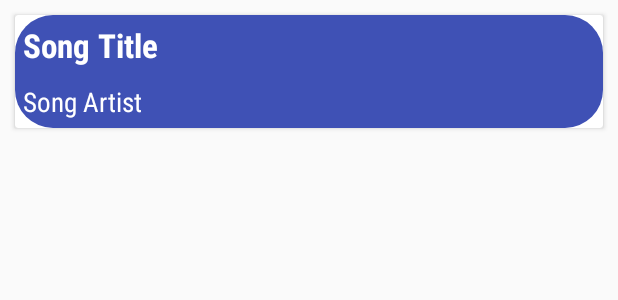
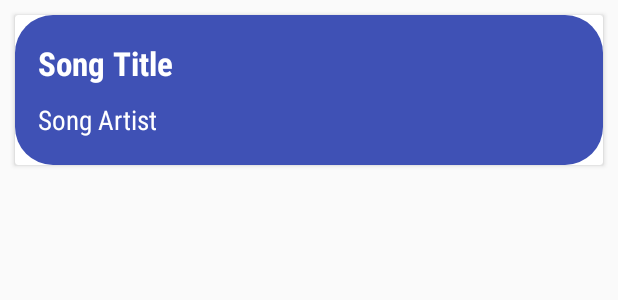
Before and after one commit to MwangiMuriuki/TabbedApp, an Android app: the layout fragment_songs.xml on its own in the app's theme, with its tools: preview values and no code run, on a phone screen of 412 x 824 dp. Shown: the top 300 px of the screen. Run offline under Robolectric (Android 15) with nearby library versions, the phone set to English and light mode, and no system bars.

Commit message:
Data Retreival trial 7 - FireStore 2

```diff
--- a/app/build.gradle
+++ b/app/build.gradle
@@ -37,7 +37,6 @@ dependencies {
     compile 'com.google.firebase:firebase-firestore:11.4.2'
     compile 'com.firebaseui:firebase-ui-firestore:3.0.0'
 
-
 }
 
 
--- a/app/src/main/java/com/example/a001759/tabbedapp/BlankFragment.java
+++ b/app/src/main/java/com/example/a001759/tabbedapp/BlankFragment.java
@@ -51,7 +51,7 @@ public class BlankFragment extends Fragment {
         // Inflate the layout for this fragment
         View v = inflater.inflate(R.layout.songs_recycler_view, container, false);
 
-        LinearLayoutManager linearLayoutManager = new LinearLayoutManager(getActivity());
+        LinearLayoutManager linearLayoutManager = new LinearLayoutManager(getContext());
 
         rView = v.findViewById(R.id.recycler_view);
         rView.setLayoutManager(linearLayoutManager);
--- a/app/src/main/java/com/example/a001759/tabbedapp/MainActivity.java
+++ b/app/src/main/java/com/example/a001759/tabbedapp/MainActivity.java
@@ -24,7 +24,7 @@ public class MainActivity extends AppCompatActivity {
             switch (item.getItemId()) {
                 case R.id.navigation_song_list:
 
-                    ft.replace(R.id.content, new BlankFragment()).commit();
+                    ft.replace(R.id.content, new FragmentSongs()).commit();
 
                     return true;
 
--- a/app/src/main/res/layout/fragment_songs.xml
+++ b/app/src/main/res/layout/fragment_songs.xml
@@ -1,7 +1,7 @@
 <android.support.v7.widget.CardView xmlns:android="http://schemas.android.com/apk/res/android"
     xmlns:tools="http://schemas.android.com/tools"
     android:layout_width="match_parent"
-    android:layout_height="wrap_content"
+    android:layout_height="100dp"
     tools:context="com.example.a001759.tabbedapp.FragmentSongs"
     android:layout_margin="10dp"
     android:orientation="vertical">
@@ -17,7 +17,8 @@
             android:layout_width="match_parent"
             android:layout_height="wrap_content"
             android:orientation="vertical"
-            android:layout_gravity="center_vertical">
+            android:layout_gravity="center_vertical"
+            android:layout_margin="10dp">
 
             <TextView
                 android:id="@+id/cardSongTitle"
```
Also changed, not shown: app/src/main/java/com/example/a001759/tabbedapp/FragmentSongs.java (+44 -61 lines).
